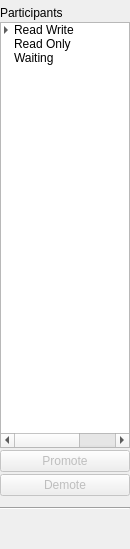
Old version of the form participantspane.ui in the repository obiwankennedy/cahootseditor.
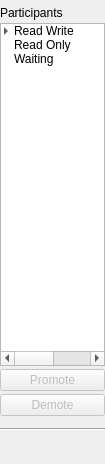
New version of the form.

Commit message:
Handling of widget sizes is now much better from a UI standpoint - They can now be dragged to be larger than they were, and start out at their minimum size.
The split editor is also equal in size when you split it.

Contemplating hiding the colors in the participants pane until we do
something with them.

Diff of the .ui file:
```diff
--- a/participantspane.ui
+++ b/participantspane.ui
@@ -6,8 +6,8 @@
    <rect>
     <x>0</x>
     <y>0</y>
-    <width>130</width>
-    <height>549</height>
+    <width>105</width>
+    <height>464</height>
    </rect>
   </property>
   <property name="sizePolicy">
@@ -18,7 +18,7 @@
   </property>
   <property name="maximumSize">
    <size>
-    <width>130</width>
+    <width>16777215</width>
     <height>16777215</height>
    </size>
   </property>
@@ -27,7 +27,7 @@
   </property>
   <layout class="QVBoxLayout" name="verticalLayout">
    <property name="spacing">
-    <number>2</number>
+    <number>3</number>
    </property>
    <property name="leftMargin">
     <number>0</number>
@@ -39,7 +39,7 @@
     <number>0</number>
    </property>
    <property name="bottomMargin">
-    <number>0</number>
+    <number>5</number>
    </property>
    <item>
     <widget class="QLabel" name="label">
@@ -190,25 +190,6 @@
      </property>
     </widget>
    </item>
-   <item>
-    <widget class="QFrame" name="frame">
-     <property name="minimumSize">
-      <size>
-       <width>0</width>
-       <height>10</height>
-      </size>
-     </property>
-     <property name="frameShape">
-      <enum>QFrame::NoFrame</enum>
-     </property>
-     <property name="frameShadow">
-      <enum>QFrame::Raised</enum>
-     </property>
-     <property name="lineWidth">
-      <number>0</number>
-     </property>
-    </widget>
-   </item>
   </layout>
  </widget>
  <resources/>
```
The commit also changes 3 other files.
